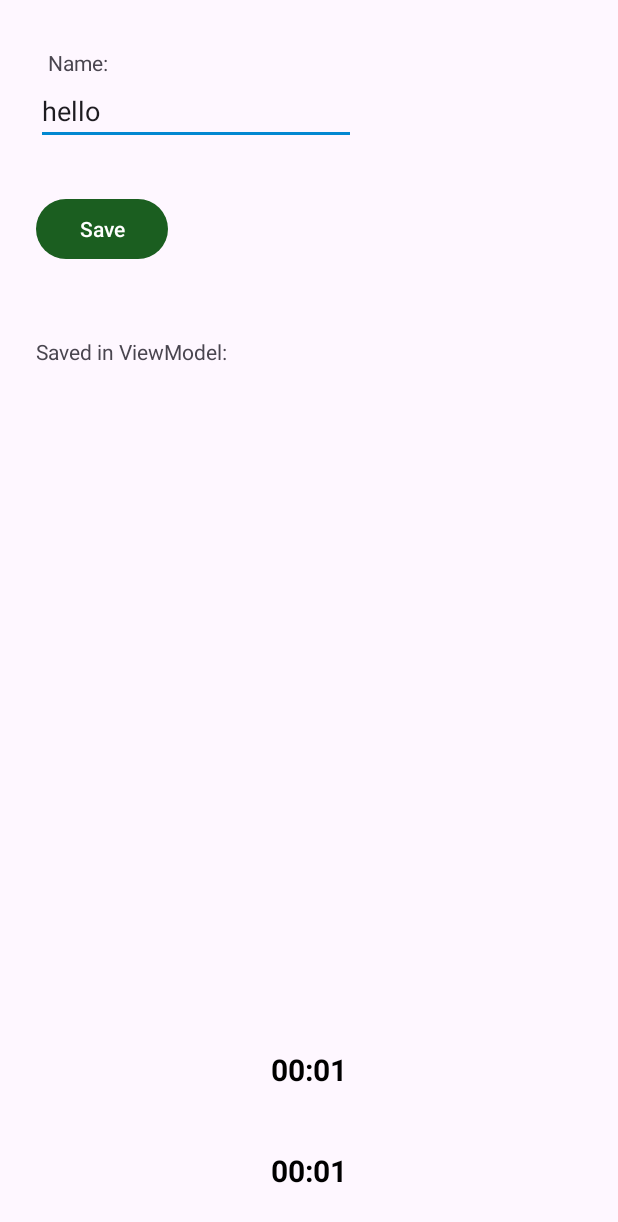
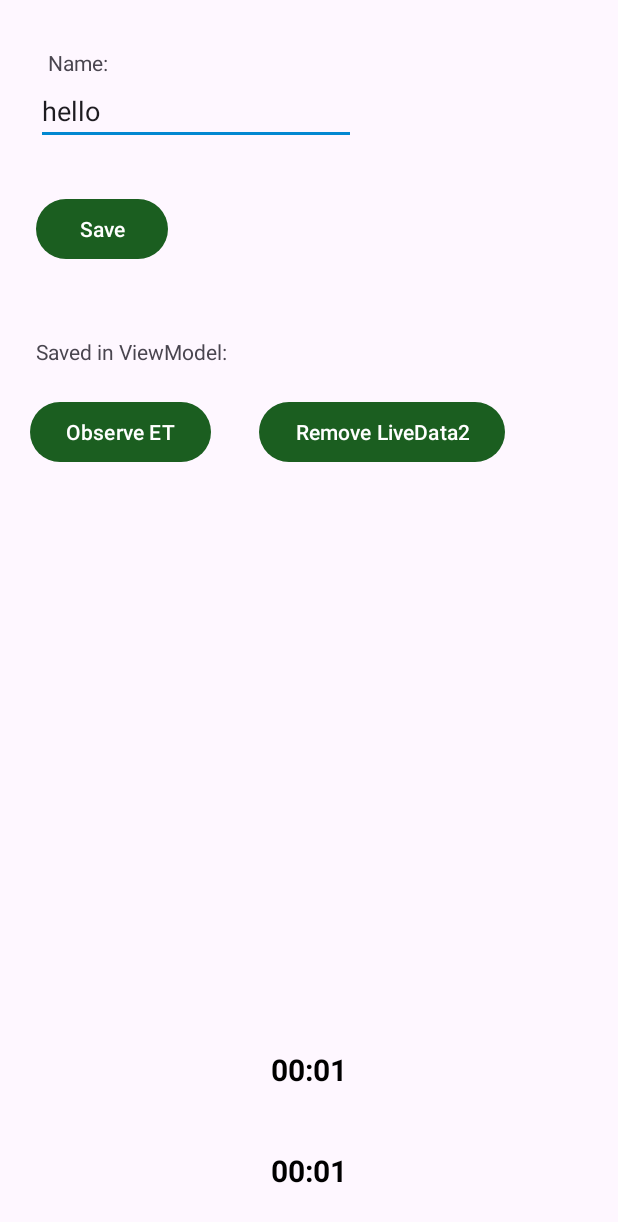
Before and after one commit to aman1sr/Android-Concepts-Learning, an Android app: the HomeVMActivity screen opened directly, with no data from a screen before it, on a phone screen of 412 x 824 dp. Shown: the top 1222 px of the screen. Run offline under Robolectric (Android 15) with nearby library versions, the phone set to English and light mode, and no system bars.

Commit message:
custom livedata

```diff
--- a/app/src/main/java/com/petofy/androidarchdemoprojects/viewModelLivedata/Chronometer2ViewModel.kt
+++ b/app/src/main/java/com/petofy/androidarchdemoprojects/viewModelLivedata/Chronometer2ViewModel.kt
@@ -13,11 +13,9 @@ class Chronometer2ViewModel : ViewModel() {
      private val _isChromoStopped = MutableLiveData<Boolean>(false)
     val isChromoStopped: LiveData<Boolean> = _isChromoStopped
 
-//    lateinit var stuff : Int      // todo: why lateinit is showing error
+//    lateinit var stuff : Int           // todo: why lateinit is showing error
 
-    val mElapsedTime: MutableLiveData<Long> by lazy {
-        MutableLiveData<Long>()
-    }
+    val mElapsedTime by lazy { MutableLiveData<Long>() }
     fun getChromoClickState() : Boolean = _isChromoStopped.value!!
     fun setChromoClickstate(state: Boolean) {
         _isChromoStopped.value = state
--- a/app/src/main/java/com/petofy/androidarchdemoprojects/viewModelLivedata/HomeVMActivity.kt
+++ b/app/src/main/java/com/petofy/androidarchdemoprojects/viewModelLivedata/HomeVMActivity.kt
@@ -21,6 +21,7 @@ import com.petofy.androidarchdemoprojects.viewModelLivedata.custom.TestCustomVM
 
 // todo: LiveData (https://developer.android.com/topic/libraries/architecture/livedata)
 // SavedStateHandler : (https://developer.android.com/topic/libraries/architecture/viewmodel/viewmodel-savedstate)
+// custom LiveData medium: (https://medium.com/androidiots/how-i-made-my-own-livedata-1faf4a45520)
 
 class HomeVMActivity : AppCompatActivity() {
     lateinit var binding: ActivityHomeVmactivityBinding
@@ -50,11 +51,34 @@ class HomeVMActivity : AppCompatActivity() {
         readLiveLocation()
         readSavedStateVM()
         readCustomLiveData()
+        readCustomLiveDataLifecycleAware()
+    }
+
+    private fun readCustomLiveDataLifecycleAware() {
+
     }
 
     private fun readCustomLiveData() {
-//        viewModelCustom.liveData.setValue("test2")
         Log.d(TAG2, "liveData:${viewModelCustom.liveData.getValue()} ")
+
+        viewModelCustom.liveData2.setValue("london")        // NOTE: liveData2 isn't able to observe data before observe{...}
+        viewModelCustom.liveData2.setValue("paris")
+        viewModelCustom.liveData2.setValue("zebra")
+        viewModelCustom.liveData2.observe {     // observing
+            Log.d(TAG2, "liveData2 Observing :${it} ")
+        }
+        viewModelCustom.liveData2.setValue("london2")
+        viewModelCustom.liveData2.setValue("paris2")
+        viewModelCustom.liveData2.setValue("zebra2")
+        binding.btnObserver.setOnClickListener {
+            viewModelCustom.liveData2.setValue(binding.nameEt.text.toString())   //  add read time data in Custom Livedata2
+        }
+        binding.btnRemoveObserver.setOnClickListener {  // todo: not working livedata2 removeObserve
+            viewModelCustom.liveData2.removeObserve {
+                Log.d(TAG2, "removeObserve::: $it ")
+            }
+        }
+
     }
 
     private fun readSavedStateVM() {
--- /dev/null
+++ b/app/src/main/java/com/petofy/androidarchdemoprojects/viewModelLivedata/custom/CustomLiveDataObserver.kt
@@ -0,0 +1,23 @@
+package com.petofy.androidarchdemoprojects.viewModelLivedata.custom
+
+class CustomLiveDataObserver<T> {
+    private var mValue: T? = null
+    private val mObserver = ArrayList<(T?) -> Unit>()
+
+    fun setValue(value: T) {
+        mValue = value
+        // code establishes a mechanism for notifying interested parties (observers) whenever the internal value mValue changes.
+        for (observer in mObserver) {      // todo: how working
+            observer.invoke(mValue)
+        }
+    }
+    fun getValue(): T?{
+        return mValue
+    }
+    fun observe(observer: (T?) -> Unit) {
+        mObserver.add(observer)
+    }
+    fun removeObserve(observe: (T?) -> Unit) {
+        mObserver.remove(observe)
+    }
+}
--- a/app/src/main/java/com/petofy/androidarchdemoprojects/viewModelLivedata/custom/TestCustomVM.kt
+++ b/app/src/main/java/com/petofy/androidarchdemoprojects/viewModelLivedata/custom/TestCustomVM.kt
@@ -6,7 +6,8 @@ import androidx.lifecycle.ViewModel
 import com.petofy.androidarchdemoprojects.viewModelLivedata.HomeVMActivity
 
 class TestCustomVM : ViewModel() {
-     val liveData = CustomLiveData<String>()
+    val liveData = CustomLiveData<String>()
+    val liveData2 = CustomLiveDataObserver<String>()
 
     init {
         liveData.setValue("aman")
--- a/app/src/main/res/layout/activity_home_vmactivity.xml
+++ b/app/src/main/res/layout/activity_home_vmactivity.xml
@@ -7,9 +7,10 @@
     tools:context=".viewModelLivedata.HomeVMActivity">
 
     <androidx.constraintlayout.widget.ConstraintLayout
+        android:id="@+id/constraintLayout"
         android:layout_width="0dp"
+
         android:layout_height="wrap_content"
-
         app:layout_constraintEnd_toEndOf="parent"
         app:layout_constraintStart_toStartOf="parent"
         app:layout_constraintTop_toTopOf="parent">
@@ -108,4 +109,23 @@
         app:layout_constraintStart_toStartOf="parent"
         app:layout_constraintTop_toTopOf="parent" />
 
+    <Button
+        android:id="@+id/btn_remove_observer"
+        android:layout_width="wrap_content"
+        android:layout_height="wrap_content"
+        android:layout_marginStart="32dp"
+        android:text="Remove LiveData2"
+        app:layout_constraintStart_toEndOf="@+id/btn_observer"
+        app:layout_constraintTop_toTopOf="@+id/btn_observer" />
+
+    <Button
+        android:id="@+id/btn_observer"
+        android:layout_width="wrap_content"
+        android:layout_height="wrap_content"
+        android:layout_marginStart="20dp"
+        android:layout_marginTop="20dp"
+        android:text="Observe ET"
+        app:layout_constraintStart_toStartOf="parent"
+        app:layout_constraintTop_toBottomOf="@+id/constraintLayout" />
+
 </androidx.constraintlayout.widget.ConstraintLayout>
```
Also changed, not shown: app/src/main/java/com/petofy/androidarchdemoprojects/viewModelLivedata/custom/CustomLiveDataLifecycleOwner.kt (added, +50 -0 lines). Lines whose indentation alone changed are shown as unchanged.
